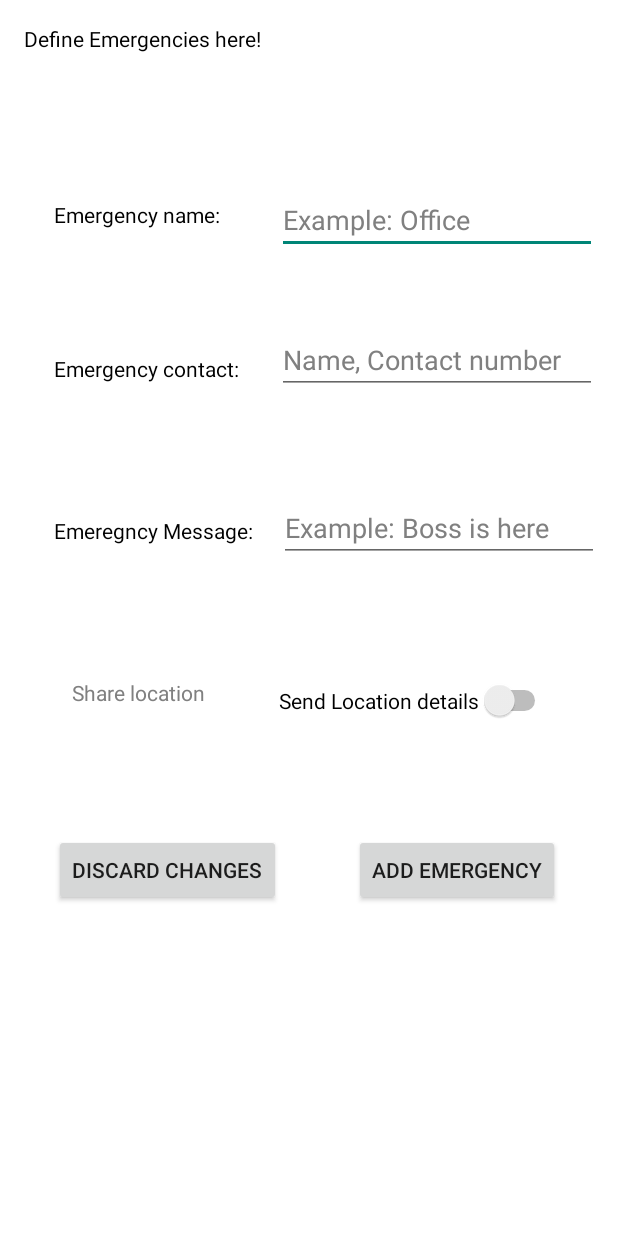
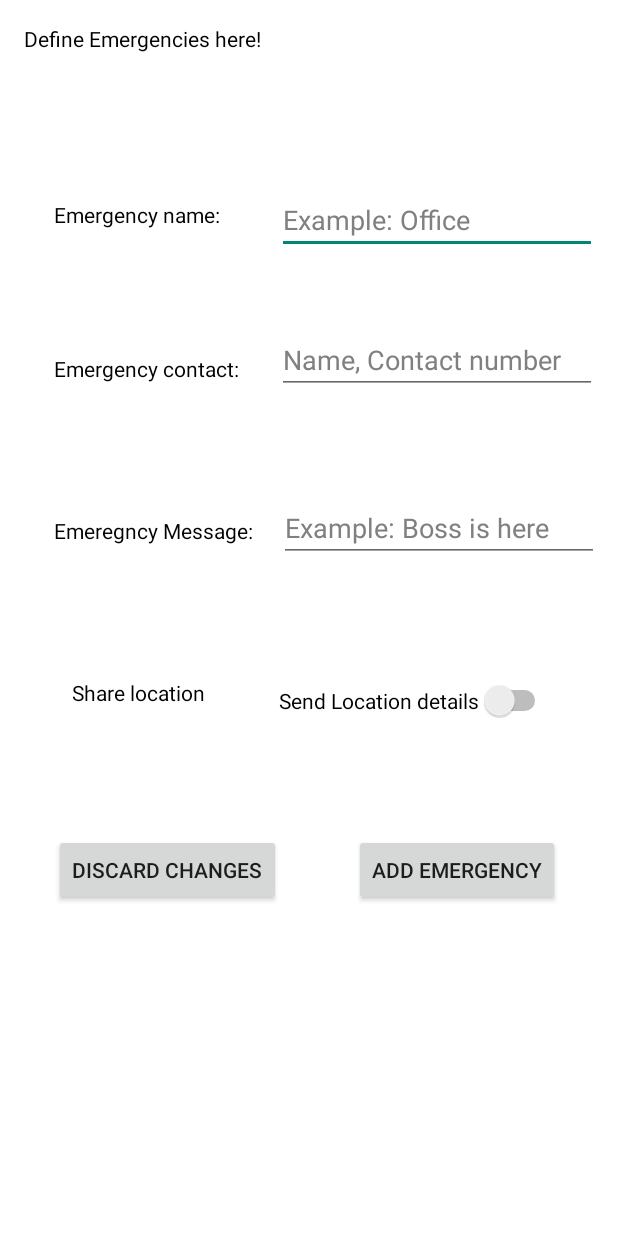
Before and after one commit to Ahaan25/RescU, an Android app: the DefineEmergency screen opened directly, with no data from a screen before it, on a phone screen of 412 x 824 dp. Run offline under Robolectric (Android 15) with nearby library versions, the phone set to English and light mode, and no system bars.

Commit message:
Basic GUI

```diff
--- a/app/src/main/res/layout/activity_define_emergency.xml
+++ b/app/src/main/res/layout/activity_define_emergency.xml
@@ -124,8 +124,7 @@
         android:layout_height="31dp"
         android:layout_marginStart="48dp"
         android:layout_marginTop="452dp"
-        android:hint="Share location"
-        android:text=""
+        android:text="Share location"
         android:textColor="@color/black"
         android:textColorHint="#808080"
         app:layout_constraintStart_toStartOf="parent"
```
